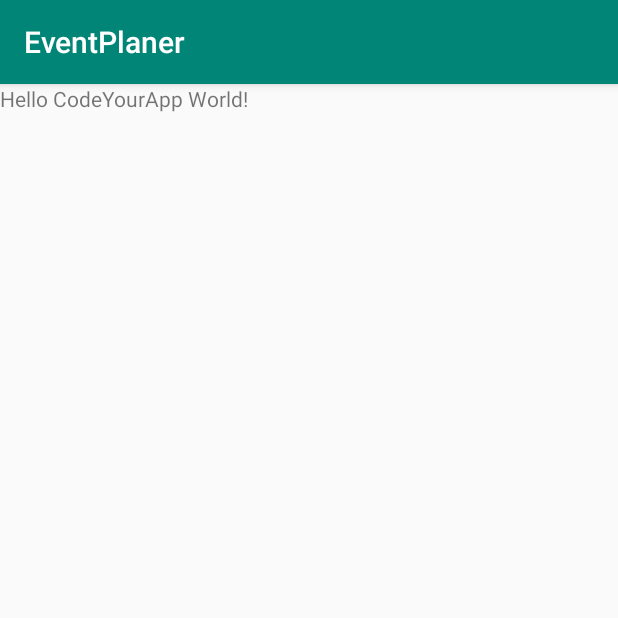
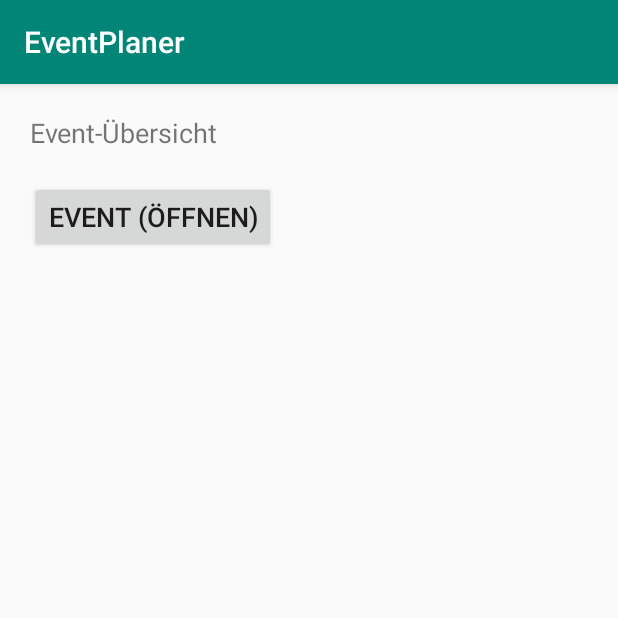
Before and after one commit to olisonsturm/eventplaner, an Android app: the screen it shows after launch (EventUebersichtActivity), on a phone screen of 412 x 824 dp, the top half of it. Run offline under Robolectric (Android 15) with nearby library versions, the phone set to English and light mode, and no system bars.

Commit message:
Update activity_eventuebersicht.xml Update EventUebersichtActivity.java

```diff
--- a/app/src/main/java/de/morgroup/eventplaner/EventUebersichtActivity.java
+++ b/app/src/main/java/de/morgroup/eventplaner/EventUebersichtActivity.java
@@ -9,9 +9,6 @@ public class EventUebersichtActivity extends AppCompatActivity {
     @Override
     protected void onCreate(Bundle savedInstanceState) {
         super.onCreate(savedInstanceState);
-
-        TextView welcomeMessageTV = new TextView(this);
-        welcomeMessageTV.setText("Hello CodeYourApp World!");
-        setContentView(welcomeMessageTV);
+        setContentView(R.layout.activity_eventuebersicht);
     }
 }
--- /dev/null
+++ b/app/src/main/res/layout/activity_eventuebersicht.xml
@@ -0,0 +1,24 @@
+<?xml version="1.0" encoding="utf-8"?>
+<LinearLayout
+    xmlns:android="http://schemas.android.com/apk/res/android"
+    android:layout_width="fill_parent"
+    android:layout_height="fill_parent"
+    android:orientation="vertical"
+    android:layout_margin="20dp">
+
+<TextView
+    android:id="@+id/textview_activity_main"
+    android:layout_width="wrap_content"
+    android:layout_height="wrap_content"
+    android:layout_marginBottom="20dp"
+    android:textSize="18sp"
+    android:text="Event-Übersicht" />
+
+<Button
+    android:id="@+id/button_activity_main"
+    android:layout_width="wrap_content"
+    android:layout_height="wrap_content"
+    android:textSize="18sp"
+    android:text="Event (öffnen)" />
+
+</LinearLayout>
```
Also changed, not shown: gradle/wrapper/gradle-wrapper.properties.
